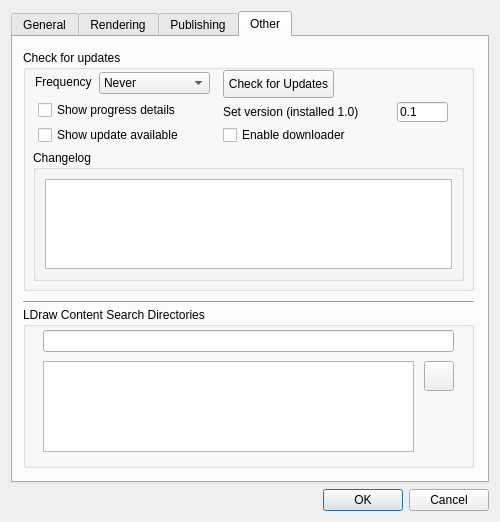
This is mainApp/preferences.ui in trevorsandy/lpub3d as Qt 5 draws it before an edit. The edited form follows.
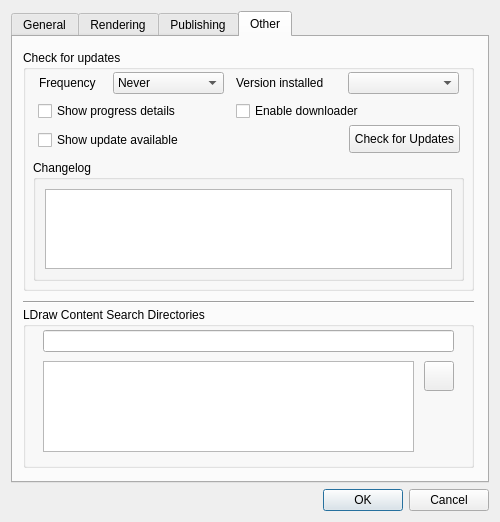
This is the edited form. The open tabs and pages were chosen to show the change. Icons and pictures are not drawn.

Commit message: -Enghacement: Enable Preferences/Other/Check for updates/Version to present all applicable versions (r725)

Patch:
```diff
--- a/mainApp/preferences.ui
+++ b/mainApp/preferences.ui
@@ -782,52 +782,6 @@
       <attribute name="title">
        <string>Other</string>
       </attribute>
-      <widget class="QLabel" name="label_11">
-       <property name="geometry">
-        <rect>
-         <x>22</x>
-         <y>35</y>
-         <width>61</width>
-         <height>20</height>
-        </rect>
-       </property>
-       <property name="text">
-        <string>Frequency</string>
-       </property>
-      </widget>
-      <widget class="QComboBox" name="checkUpdateFrequency_Combo">
-       <property name="geometry">
-        <rect>
-         <x>86</x>
-         <y>35</y>
-         <width>111</width>
-         <height>22</height>
-        </rect>
-       </property>
-       <property name="toolTip">
-        <string>Select check for update frequency</string>
-       </property>
-       <item>
-        <property name="text">
-         <string>Never</string>
-        </property>
-       </item>
-       <item>
-        <property name="text">
-         <string>Once a day</string>
-        </property>
-       </item>
-       <item>
-        <property name="text">
-         <string>Once a week</string>
-        </property>
-       </item>
-       <item>
-        <property name="text">
-         <string>Once a month</string>
-        </property>
-       </item>
-      </widget>
       <widget class="QGroupBox" name="groupBoxUpdates">
        <property name="geometry">
         <rect>
@@ -843,31 +797,12 @@
        <property name="title">
         <string>Check for updates</string>
        </property>
-       <widget class="QLineEdit" name="moduleVersion_lne">
-        <property name="geometry">
-         <rect>
-          <x>374</x>
-          <y>52</y>
-          <width>51</width>
-          <height>20</height>
-         </rect>
-        </property>
-        <property name="toolTip">
-         <string>Enter the application version to compare.</string>
-        </property>
-        <property name="text">
-         <string>0.1</string>
-        </property>
-        <property name="placeholderText">
-         <string>Write a version string...</string>
-        </property>
-       </widget>
        <widget class="QLabel" name="moduleVersion_lbl">
         <property name="geometry">
          <rect>
-          <x>200</x>
-          <y>52</y>
-          <width>171</width>
+          <x>213</x>
+          <y>23</y>
+          <width>121</width>
           <height>20</height>
          </rect>
         </property>
@@ -875,14 +810,17 @@
          <string>Change the application version to use when comparing with update version. Use to update earlier version.</string>
         </property>
         <property name="text">
-         <string>Set version (installed 1.0)</string>
+         <string>Version installed </string>
+        </property>
+        <property name="alignment">
+         <set>Qt::AlignLeading|Qt::AlignLeft|Qt::AlignVCenter</set>
         </property>
        </widget>
        <widget class="QCheckBox" name="showAllNotificstions_Chk">
         <property name="geometry">
          <rect>
           <x>15</x>
-          <y>52</y>
+          <y>53</y>
           <width>181</width>
           <height>16</height>
          </rect>
@@ -898,7 +836,7 @@
         <property name="geometry">
          <rect>
           <x>15</x>
-          <y>77</y>
+          <y>82</y>
           <width>181</width>
           <height>16</height>
          </rect>
@@ -916,8 +854,8 @@
        <widget class="QCheckBox" name="enableDownloader_Chk">
         <property name="geometry">
          <rect>
-          <x>200</x>
-          <y>77</y>
+          <x>213</x>
+          <y>53</y>
           <width>171</width>
           <height>16</height>
          </rect>
@@ -936,9 +874,9 @@
         <property name="geometry">
          <rect>
           <x>10</x>
-          <y>100</y>
+          <y>110</y>
           <width>431</width>
-          <height>131</height>
+          <height>121</height>
          </rect>
         </property>
         <property name="title">
@@ -964,8 +902,8 @@
        <widget class="QPushButton" name="checkForUpdates_btn">
         <property name="geometry">
          <rect>
-          <x>200</x>
-          <y>20</y>
+          <x>326</x>
+          <y>75</y>
           <width>111</width>
           <height>28</height>
          </rect>
@@ -977,6 +915,68 @@
          <string>Check for Updates</string>
         </property>
        </widget>
+       <widget class="QComboBox" name="moduleVersion_Combo">
+        <property name="geometry">
+         <rect>
+          <x>325</x>
+          <y>22</y>
+          <width>111</width>
+          <height>22</height>
+         </rect>
+        </property>
+        <property name="toolTip">
+         <string>Change the installed version to use when comparing with update version. Use to override installed version.</string>
+        </property>
+       </widget>
+       <widget class="QComboBox" name="checkUpdateFrequency_Combo">
+        <property name="geometry">
+         <rect>
+          <x>90</x>
+          <y>22</y>
+          <width>111</width>
+          <height>22</height>
+         </rect>
+        </property>
+        <property name="toolTip">
+         <string>Select check for update frequency</string>
+        </property>
+        <item>
+         <property name="text">
+          <string>Never</string>
+         </property>
+        </item>
+        <item>
+         <property name="text">
+          <string>Once a day</string>
+         </property>
+        </item>
+        <item>
+         <property name="text">
+          <string>Once a week</string>
+         </property>
+        </item>
+        <item>
+         <property name="text">
+          <string>Once a month</string>
+         </property>
+        </item>
+       </widget>
+       <widget class="QLabel" name="frequency_lbl">
+        <property name="geometry">
+         <rect>
+          <x>16</x>
+          <y>23</y>
+          <width>61</width>
+          <height>20</height>
+         </rect>
+        </property>
+        <property name="contextMenuPolicy">
+         <enum>Qt::NoContextMenu</enum>
+        </property>
+        <property name="text">
+         <string>Frequency</string>
+        </property>
+       </widget>
       </widget>
       <widget class="Line" name="line">
        <property name="geometry">
```
Left out of the diff: 148 changed lines with no effect on the pictures. Lines whose indentation alone changed are shown as unchanged. The commit also changes 7 other files.
